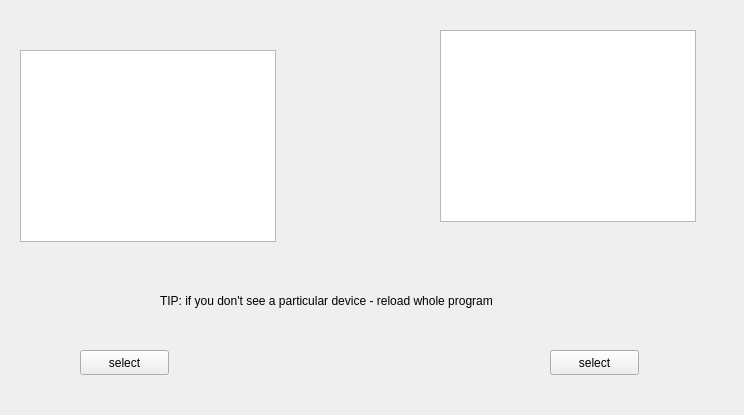
Above: player_ui/devices.ui from Robo-sapiens/HackMoscow before the change. Below: the same form after it.
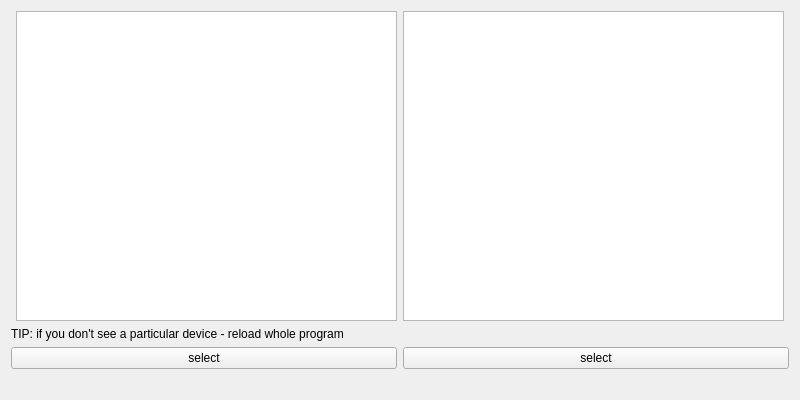
That is the form after the change.

What changed in the file:
```diff
--- a/player_ui/devices.ui
+++ b/player_ui/devices.ui
@@ -6,84 +6,131 @@
    <rect>
     <x>0</x>
     <y>0</y>
-    <width>744</width>
-    <height>415</height>
+    <width>800</width>
+    <height>400</height>
    </rect>
   </property>
+  <property name="minimumSize">
+   <size>
+    <width>400</width>
+    <height>200</height>
+   </size>
+  </property>
   <property name="windowTitle">
    <string>DevicesList</string>
   </property>
-  <widget class="QPushButton" name="select_card">
-   <property name="geometry">
-    <rect>
-     <x>80</x>
-     <y>350</y>
-     <width>89</width>
-     <height>25</height>
-    </rect>
-   </property>
-   <property name="text">
-    <string>select</string>
-   </property>
-  </widget>
-  <widget class="QPushButton" name="select_port">
-   <property name="geometry">
-    <rect>
-     <x>550</x>
-     <y>350</y>
-     <width>89</width>
-     <height>25</height>
-    </rect>
-   </property>
-   <property name="text">
-    <string>select</string>
-   </property>
-  </widget>
+  <layout class="QGridLayout" name="gridLayout">
+   <item row="0" column="0">
+    <layout class="QVBoxLayout" name="verticalLayout">
+     <item>
+      <layout class="QHBoxLayout" name="horizontalLayout">
+       <property name="sizeConstraint">
+        <enum>QLayout::SetMaximumSize</enum>
+       </property>
+       <item>
+        <spacer name="horizontalSpacer">
+         <property name="orientation">
+          <enum>Qt::Horizontal</enum>
+         </property>
+         <property name="sizeType">
+          <enum>QSizePolicy::Fixed</enum>
+         </property>
+         <property name="sizeHint" stdset="0">
+          <size>
+           <width>5</width>
+           <height>20</height>
+          </size>
+         </property>
+        </spacer>
+       </item>
+       <item>
   <widget class="QListView" name="soundCardList">
-   <property name="geometry">
-    <rect>
-     <x>20</x>
-     <y>50</y>
-     <width>256</width>
-     <height>192</height>
-    </rect>
-   </property>
    <property name="minimumSize">
     <size>
-     <width>256</width>
+           <width>0</width>
      <height>0</height>
     </size>
    </property>
    <property name="maximumSize">
     <size>
-     <width>256</width>
+           <width>16777215</width>
      <height>16777215</height>
     </size>
    </property>
   </widget>
+       </item>
+       <item>
   <widget class="QListView" name="portsList">
-   <property name="geometry">
-    <rect>
-     <x>440</x>
-     <y>30</y>
-     <width>256</width>
-     <height>192</height>
-    </rect>
-   </property>
-  </widget>
+         <property name="minimumSize">
+          <size>
+           <width>0</width>
+           <height>0</height>
+          </size>
+         </property>
+        </widget>
+       </item>
+       <item>
+        <spacer name="horizontalSpacer_2">
+         <property name="orientation">
+          <enum>Qt::Horizontal</enum>
+         </property>
+         <property name="sizeType">
+          <enum>QSizePolicy::Fixed</enum>
+         </property>
+         <property name="sizeHint" stdset="0">
+          <size>
+           <width>5</width>
+           <height>20</height>
+          </size>
+         </property>
+        </spacer>
+       </item>
+      </layout>
+     </item>
+     <item>
   <widget class="QLabel" name="TIP">
-   <property name="geometry">
-    <rect>
-     <x>160</x>
-     <y>290</y>
-     <width>451</width>
-     <height>21</height>
-    </rect>
-   </property>
    <property name="text">
     <string>TIP: if you don't see a particular device - reload whole program</string>
    </property>
   </widget>
+     </item>
+     <item>
+      <layout class="QHBoxLayout" name="horizontalLayout_2">
+       <item>
+        <widget class="QPushButton" name="select_card">
+         <property name="text">
+          <string>select</string>
+         </property>
+        </widget>
+       </item>
+       <item>
+        <widget class="QPushButton" name="select_port">
+         <property name="text">
+          <string>select</string>
+         </property>
+        </widget>
+       </item>
+      </layout>
+     </item>
+     <item>
+      <spacer name="verticalSpacer">
+       <property name="orientation">
+        <enum>Qt::Vertical</enum>
+       </property>
+       <property name="sizeType">
+        <enum>QSizePolicy::Fixed</enum>
+       </property>
+       <property name="sizeHint" stdset="0">
+        <size>
+         <width>20</width>
+         <height>20</height>
+        </size>
+       </property>
+      </spacer>
+     </item>
+    </layout>
+   </item>
+  </layout>
  </widget>
  <resources/>
  <connections/>
```
Lines whose indentation alone changed are shown as unchanged.
